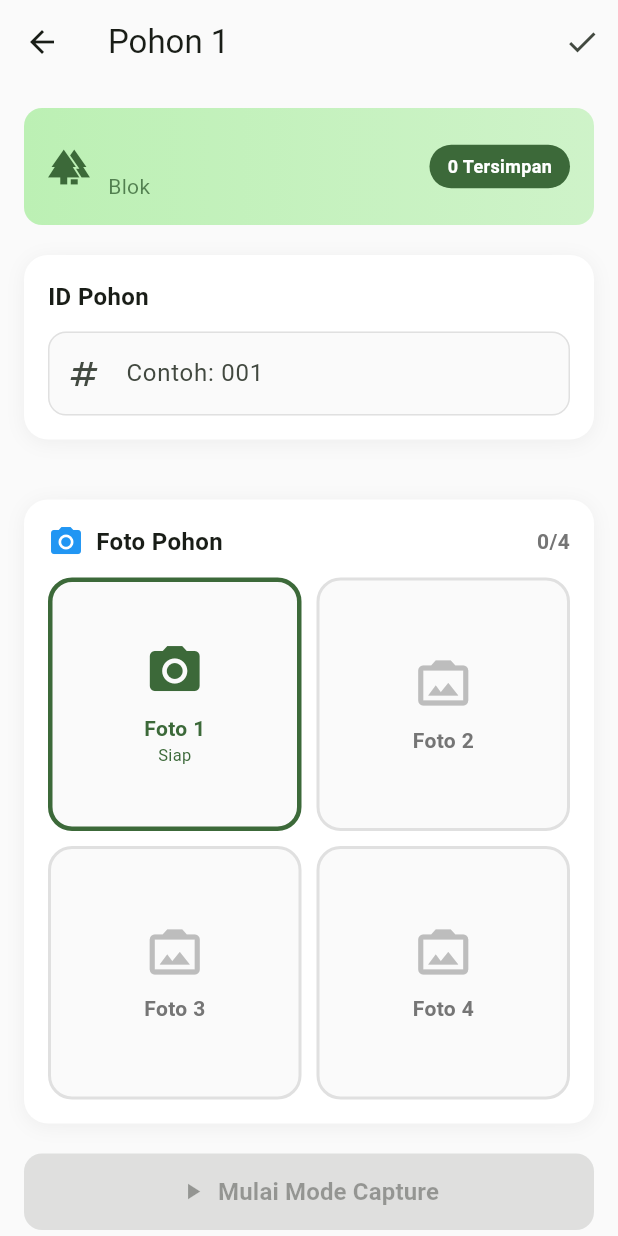
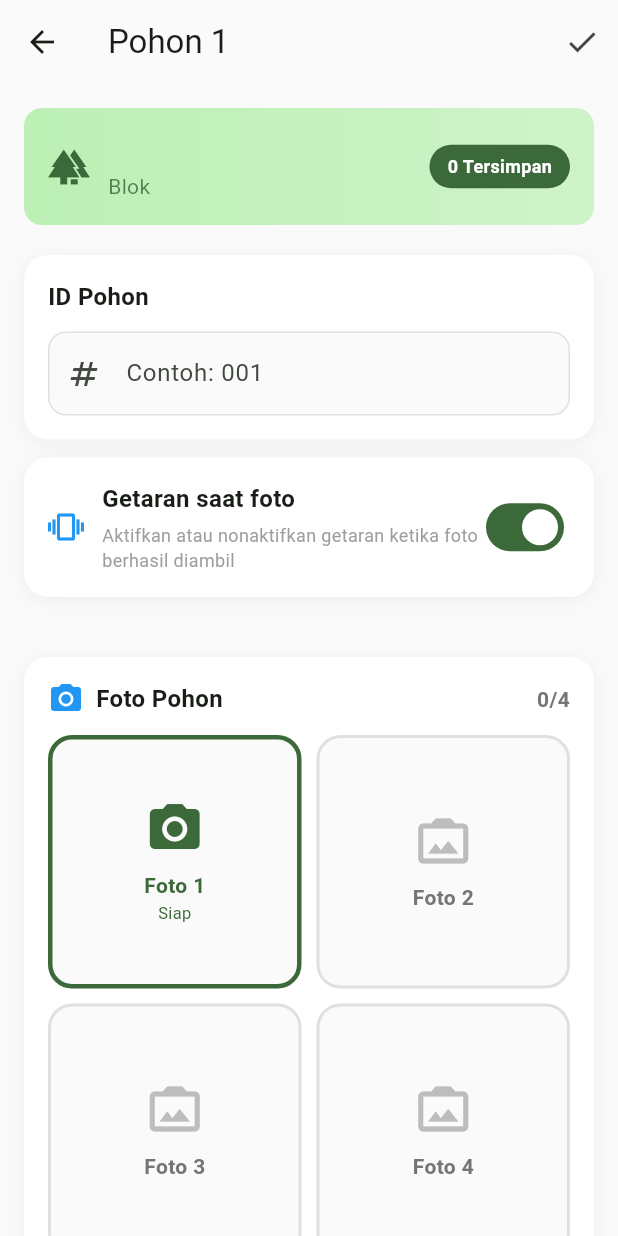
Before and after one commit to itsmerahmat/pohonku, a Flutter app: the ContinuousCapturePage screen opened directly with empty values, on a phone screen of 412 x 824 dp. Run offline on Flutter 3.47's test engine with Material 3 defaults, Android fonts, the phone set to English and light mode, and no system bars; our stand-ins replace camera, device_info_plus, flutter_map, geolocator, get, image_picker and 4 more; missing offline and left inert: a package; accounts and stored records are empty.

Commit message:
Add vibration toggle before capturing photos

```diff
--- a/lib/controllers/capture_controller.dart
+++ b/lib/controllers/capture_controller.dart
@@ -1,6 +1,7 @@
 import 'package:camera/camera.dart';
 import 'package:device_info_plus/device_info_plus.dart';
 import 'package:flutter/material.dart';
+import 'package:flutter/services.dart';
 import 'package:geolocator/geolocator.dart';
 import 'package:get/get.dart';
 import 'package:treedocs/controllers/tree_controller.dart';
@@ -29,6 +30,7 @@ class CaptureController extends GetxController {
   final RxInt savedTreesCount = 0.obs;
   final RxBool isCapturing = false.obs;
   final RxBool isReady = false.obs; // Ready untuk capture
+  final RxBool isVibrationEnabled = true.obs;
 
   CameraController? cameraController;
   final Rx<CameraDescription?> selectedCamera = Rx<CameraDescription?>(null);
@@ -215,6 +217,10 @@ class CaptureController extends GetxController {
       );
 
       if (savedPath != null) {
+        if (isVibrationEnabled.value) {
+          await HapticFeedback.mediumImpact();
+        }
+
         // Tulis GPS ke EXIF jika tersedia
         if (currentLatitude != null && currentLongitude != null) {
           await _exifService.writeGpsToPhoto(
--- a/lib/views/continuous_capture_page.dart
+++ b/lib/views/continuous_capture_page.dart
@@ -190,6 +190,57 @@ class _ContinuousCapturePageState extends State<ContinuousCapturePage> {
                       controller.currentTreeId.value = value;
                     },
                   ),
+                ],
+              ),
+            ),
+            const SizedBox(height: 12),
+
+            // Pengaturan getaran
+            Container(
+              padding: const EdgeInsets.all(16),
+              decoration: BoxDecoration(
+                color: Colors.white,
+                borderRadius: BorderRadius.circular(16),
+                boxShadow: [
+                  BoxShadow(
+                    color: Colors.black.withValues(alpha: 0.05),
+                    blurRadius: 10,
+                    offset: const Offset(0, 2),
+                  ),
+                ],
+              ),
+              child: Row(
+                children: [
+                  const Icon(Icons.vibration, color: Colors.blue),
+                  const SizedBox(width: 12),
+                  const Expanded(
+                    child: Column(
+                      crossAxisAlignment: CrossAxisAlignment.start,
+                      children: [
+                        Text(
+                          'Getaran saat foto',
+                          style: TextStyle(
+                            fontSize: 16,
+                            fontWeight: FontWeight.bold,
+                          ),
+                        ),
+                        SizedBox(height: 4),
+                        Text(
+                          'Aktifkan atau nonaktifkan getaran ketika foto berhasil diambil',
+                          style: TextStyle(
+                            fontSize: 12,
+                            color: Colors.grey,
+                          ),
+                        ),
+                      ],
+                    ),
+                  ),
+                  Obx(() => Switch(
+                        value: controller.isVibrationEnabled.value,
+                        onChanged: (value) {
+                          controller.isVibrationEnabled.value = value;
+                        },
+                      )),
                 ],
               ),
             ),
```
